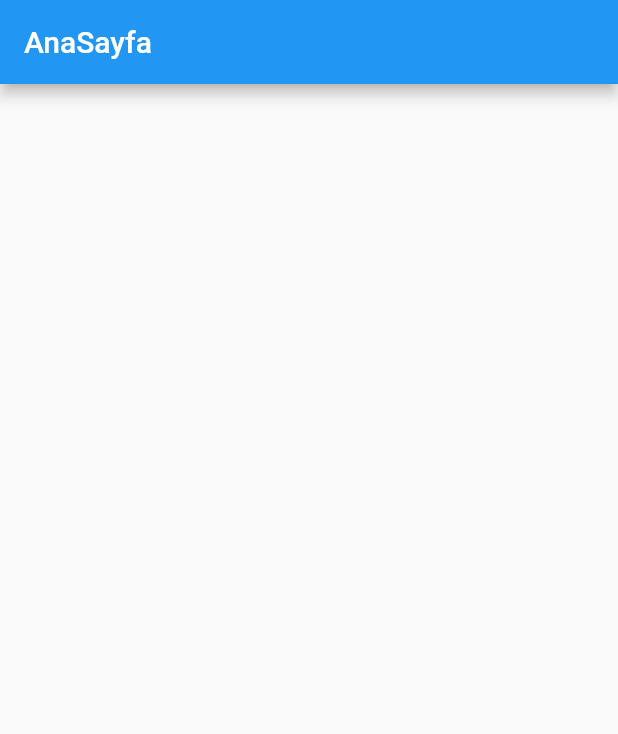
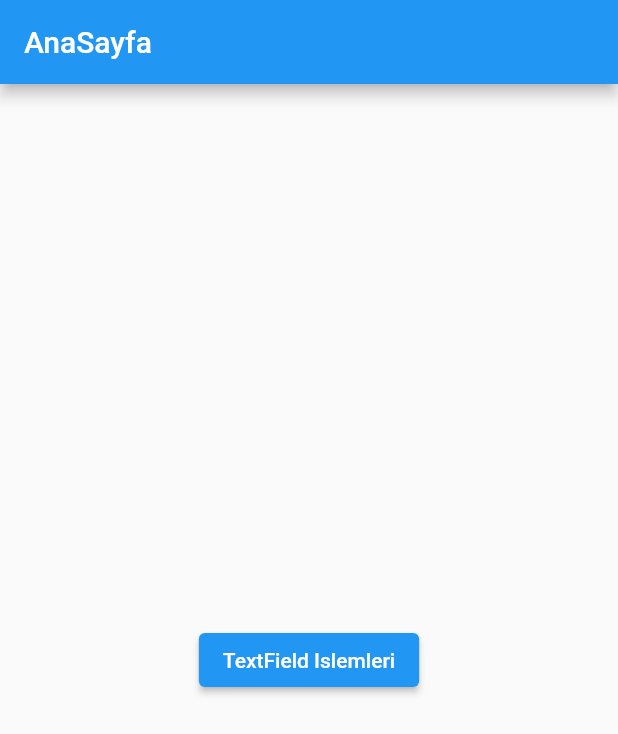
Before and after one commit to tahaturan/flutter_input_widgets, a Flutter app: the screen it shows after launch, on a phone screen of 412 x 824 dp. Shown: the top 734 px of the screen. Run offline on Flutter 3.47's test engine with Material 2 defaults, Android fonts, the light colour scheme and no system bars.

Commit message:
TextField islemleri ilk tasarim yapildi

```diff
--- a/lib/views/my_home_page.dart
+++ b/lib/views/my_home_page.dart
@@ -1,4 +1,6 @@
 import 'package:flutter/material.dart';
+import 'package:flutter_input_widgets/views/textfield_islemleri.dart';
+import 'package:flutter_input_widgets/widgets/sayfa_gecis.dart';
 
 class MyHomePage extends StatelessWidget {
   const MyHomePage({Key? key}) : super(key: key);
@@ -6,10 +8,18 @@
   @override
   Widget build(BuildContext context) {
     return Scaffold(
-      appBar: AppBar(
-        title: const Text('AnaSayfa'),
-      ),
-      body: Container(),
-    );
+        appBar: AppBar(
+          title: const Text('AnaSayfa'),
+        ),
+        body: Center(
+          child: Column(
+            mainAxisAlignment: MainAxisAlignment.center,
+            children: [
+              SayfaGecisButton(
+                  buttonAdi: "TextField Islemleri",
+                  sayfa: TextFieldIslemleri()),
+            ],
+          ),
+        ));
   }
 }
--- /dev/null
+++ b/lib/widgets/sayfa_gecis.dart
@@ -0,0 +1,28 @@
+import 'package:flutter/material.dart';
+
+class SayfaGecisButton extends StatefulWidget {
+  String buttonAdi;
+  Widget sayfa;
+  SayfaGecisButton({required this.buttonAdi, required this.sayfa, Key? key})
+      : super(key: key);
+
+  @override
+  State<SayfaGecisButton> createState() => _SayfaGecisButtonState();
+}
+
+class _SayfaGecisButtonState extends State<SayfaGecisButton> {
+  @override
+  Widget build(BuildContext context) {
+    return ElevatedButton(
+      onPressed: () {
+        Navigator.push(
+          context,
+          MaterialPageRoute(builder: (context) => widget.sayfa),
+        );
+      },
+      child: Text(
+        widget.buttonAdi,
+      ),
+    );
+  }
+}
```
Also changed, not shown: lib/views/textfield_islemleri.dart (added, +59 -0 lines).
